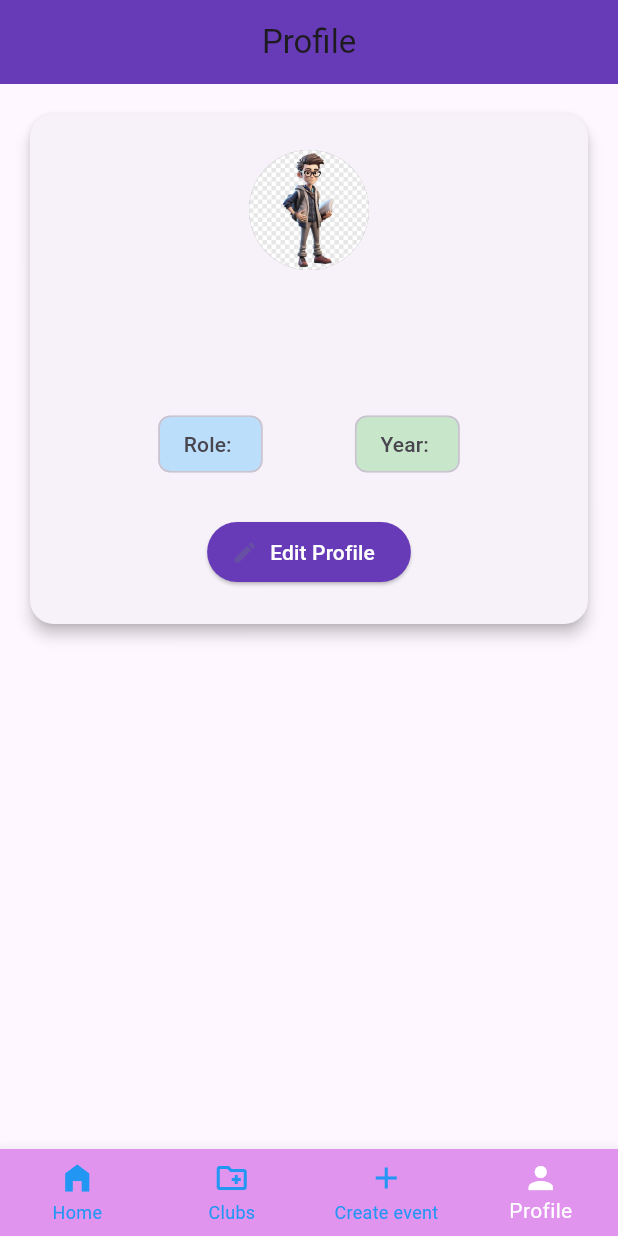
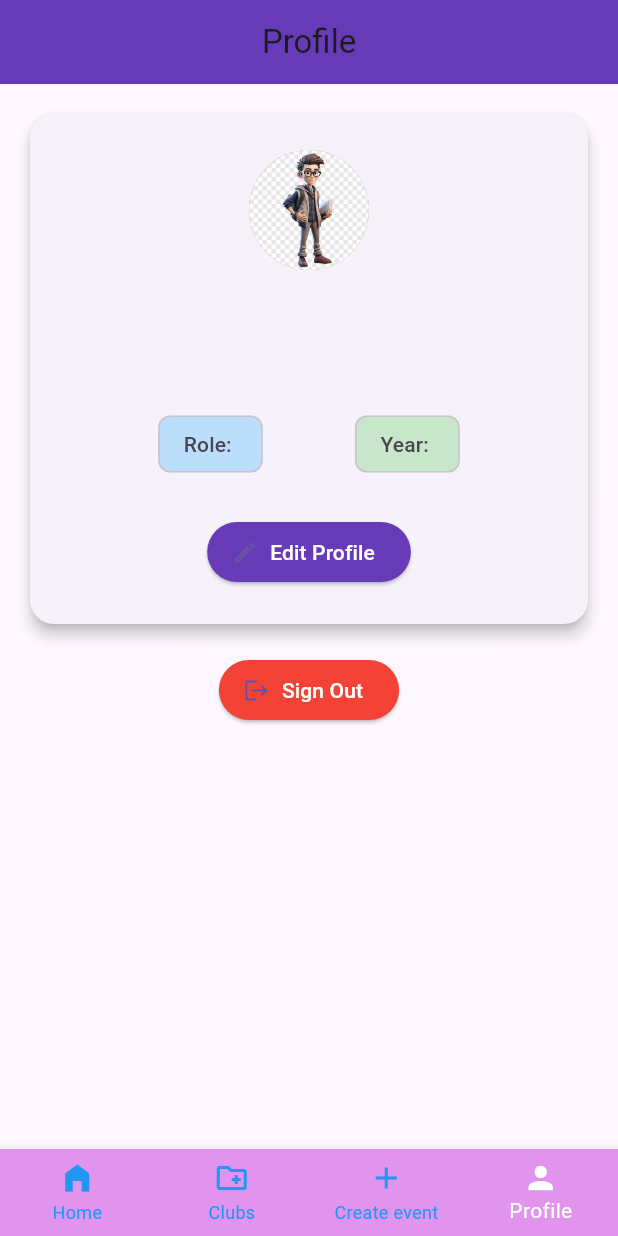
Before and after one commit to chandu337/Eventify, a Flutter app: the StudentProfileScreen screen opened by its route, on a phone screen of 412 x 824 dp. Run offline on Flutter 3.47's test engine with Material 3 defaults, Android fonts, the phone set to English and light mode, and no system bars; our stand-ins replace flutter_riverpod, go_router, google_fonts, riverpod_annotation, supabase_flutter; accounts and stored records are empty; generated files the repository leaves out were written again; network calls fail.

Commit message:
It is a new code

```diff
--- a/lib/admin/create_events/provider/create_event_provider.dart
+++ b/lib/admin/create_events/provider/create_event_provider.dart
@@ -1,7 +1,6 @@
 import 'package:flutter_eventify/admin/create_events/model/create_event_model.dart';
 import 'package:flutter_eventify/admin/create_events/service/create_event_service.dart';
 import 'package:riverpod_annotation/riverpod_annotation.dart';
-
 part 'create_event_provider.g.dart';
 
 @riverpod
--- a/lib/screens/register_screen.dart
+++ b/lib/screens/register_screen.dart
@@ -341,5 +341,8 @@ class _RegisterScreenState extends State<RegisterScreen> {
   void dispose() {
     super.dispose();
     nameController.dispose();
+    emailController.dispose();
+    passwordController.dispose();
+    confirmController.dispose();
   }
 }
--- a/lib/screens/routing_screen.dart
+++ b/lib/screens/routing_screen.dart
@@ -4,6 +4,7 @@ import 'package:flutter_eventify/admin/clubs.dart';
 import 'package:flutter_eventify/admin/create_events/create_events_screen.dart';
 import 'package:flutter_eventify/screens/login_screen.dart';
 import 'package:flutter_eventify/screens/register_screen.dart';
+import 'package:flutter_eventify/screens/splash_screen.dart';
 import 'package:flutter_eventify/student/student_bottom_bar.dart';
 import 'package:flutter_eventify/student/student_home_screen.dart';
 import 'package:flutter_eventify/student/student_profile_screen.dart';
@@ -27,7 +28,8 @@ final eventrouter = GoRouter(
     return null;
   },
   routes: [
-    GoRoute(path: "/", builder: (context,state)=> LoginScreen()),
+    GoRoute(path: "/", builder: (context,state)=>SplashScreen()),
+    GoRoute(path: "/login", builder: (context,state)=> LoginScreen()),
     GoRoute(path: "/register", builder:(context, state) => RegisterScreen(),),
     ShellRoute(
       builder: (context, state, child) {
--- a/lib/student/student_bottom_bar.dart
+++ b/lib/student/student_bottom_bar.dart
@@ -33,8 +33,8 @@ class StudentBottomBar extends StatelessWidget {
         unselectedItemColor: Colors.white,
         items: [
           BottomNavigationBarItem(icon: Icon(Icons.home),label: "Home"),
-          BottomNavigationBarItem(icon: Icon(Icons.calendar_month_rounded), label: "Events"),
-          BottomNavigationBarItem(icon: Icon(Icons.content_paste_outlined), label:"Clubs"),
+          BottomNavigationBarItem(icon: Icon(Icons.celebration), label: "Events"),
+          BottomNavigationBarItem(icon: Icon(Icons.palette), label:"Clubs"),
           BottomNavigationBarItem(icon: Icon(Icons.person),label: "Profile")
         ],
       ),
--- a/lib/student/student_profile_screen.dart
+++ b/lib/student/student_profile_screen.dart
@@ -1,4 +1,5 @@
 import 'package:flutter/material.dart';
+import 'package:go_router/go_router.dart';
 import 'package:supabase_flutter/supabase_flutter.dart';
 
 class StudentProfileScreen extends StatefulWidget {
@@ -43,6 +44,11 @@ class _StudentProfileScreenState extends State<StudentProfileScreen> {
       });
     }
   }
+
+  Future<void> logOut() async{
+    await Supabase.instance.client.auth.signOut();
+
+  }
   @override
   Widget build(BuildContext context) {
     return Scaffold(
@@ -55,7 +61,9 @@ class _StudentProfileScreenState extends State<StudentProfileScreen> {
           ? const Center(child: CircularProgressIndicator())
           : userData == null
             ? const Center(child: Text("No user data found."))
-            : Padding(
+            : Column(
+              children: [
+                Padding(
                   padding: const EdgeInsets.all(16.0),
                   child: Card(
                     elevation: 4,
@@ -99,7 +107,8 @@ class _StudentProfileScreenState extends State<StudentProfileScreen> {
                               ],
                             ),
                             const SizedBox(height: 24),
-                        ElevatedButton.icon(
+                            Center(
+                              child: ElevatedButton.icon(
                                 onPressed: () {},
                                 icon: const Icon(Icons.edit),
                                 label: const Text("Edit Profile",style: TextStyle(color: Colors.white),),
@@ -107,12 +116,31 @@ class _StudentProfileScreenState extends State<StudentProfileScreen> {
                                 style: ElevatedButton.styleFrom(
                                   backgroundColor: Colors.deepPurple,
                                 ),
+                              ),
                             )
                           ],
                       ),
                     ),
                   ),
                 ),
+                Center(
+
+                  child: ElevatedButton.icon(
+                    onPressed: () async{
+                      await logOut();
+                      if(mounted){
+                        context.go('/login');
+                      }
+                    },
+                    label: const Text("Sign Out",style: TextStyle(color: Colors.white),),
+                    icon: const Icon(Icons.logout),
+                    style: ElevatedButton.styleFrom(
+                      backgroundColor: Colors.red,
+                    ),
+                  ),
+                )
+              ],
+            ),
     );
   }
 }
--- a/pubspec.yaml
+++ b/pubspec.yaml
@@ -63,8 +63,7 @@ flutter:
 
   # To add assets to your application, add an assets section, like this:
   assets:
-      - assets/Student.webp
-      - assets/logo.png
+      - assets/
 
 
   # An image asset can refer to one or more resolution-specific "variants", see
```
Also changed, not shown: lib/screens/splash_screen.dart (added, +34 -0 lines), lib/student/student_home_screen.dart (+8 -10 lines), lib/student/student_status/service/student_status_service.dart (+22 -1 lines), lib/student/student_status/student_events_screen.dart (+19 -2 lines), assets/eventify.png (added), assets/eventifylogo.jpg (added). Lines whose indentation alone changed are shown as unchanged.
